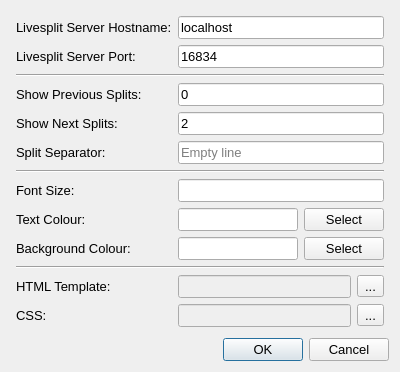
Old version of the form src/splitnotes2/ui/layouts/settings.ui in the repository DavidCEllis/SplitGuides.
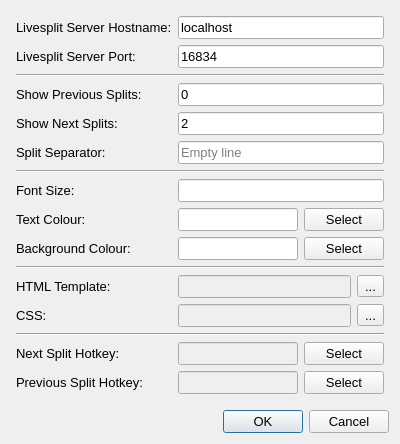
New version of the form.

Commit message: Add options to UI for global hotkey binds.

The edit to the form file:
```diff
--- a/src/splitnotes2/ui/layouts/settings.ui
+++ b/src/splitnotes2/ui/layouts/settings.ui
@@ -10,7 +10,7 @@
     <x>0</x>
     <y>0</y>
     <width>400</width>
-    <height>371</height>
+    <height>444</height>
    </rect>
   </property>
   <property name="font">
@@ -287,6 +287,63 @@
        </property>
       </widget>
      </item>
+     <item row="13" column="0" colspan="2">
+      <widget class="Line" name="line">
+       <property name="orientation">
+        <enum>Qt::Horizontal</enum>
+       </property>
+      </widget>
+     </item>
+     <item row="14" column="0">
+      <widget class="QLabel" name="label">
+       <property name="text">
+        <string>Next Split Hotkey:</string>
+       </property>
+      </widget>
+     </item>
+     <item row="15" column="0">
+      <widget class="QLabel" name="label_2">
+       <property name="text">
+        <string>Previous Split Hotkey:</string>
+       </property>
+      </widget>
+     </item>
+     <item row="14" column="1">
+      <layout class="QHBoxLayout" name="horizontalLayout_3">
+       <item>
+        <widget class="QLineEdit" name="nextsplitkey_edit">
+         <property name="enabled">
+          <bool>false</bool>
+         </property>
+        </widget>
+       </item>
+       <item>
+        <widget class="QPushButton" name="nextsplitkey_button">
+         <property name="text">
+          <string>Select</string>
+         </property>
+        </widget>
+       </item>
+      </layout>
+     </item>
+     <item row="15" column="1">
+      <layout class="QHBoxLayout" name="horizontalLayout_4">
+       <item>
+        <widget class="QLineEdit" name="previoussplitkey_edit">
+         <property name="enabled">
+          <bool>false</bool>
+         </property>
+        </widget>
+       </item>
+       <item>
+        <widget class="QPushButton" name="previoussplitkey_button">
+         <property name="text">
+          <string>Select</string>
+         </property>
+        </widget>
+       </item>
+      </layout>
+     </item>
     </layout>
    </item>
   </layout>
```
